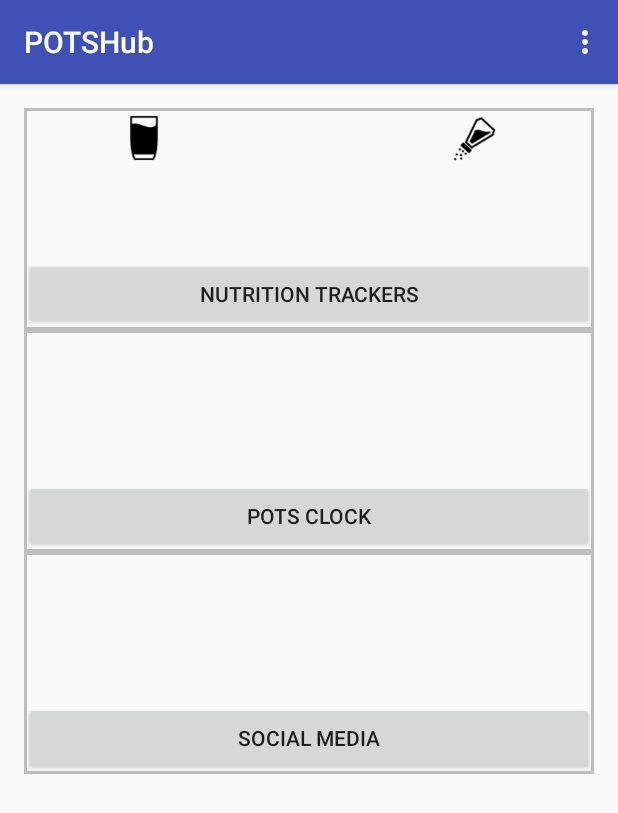
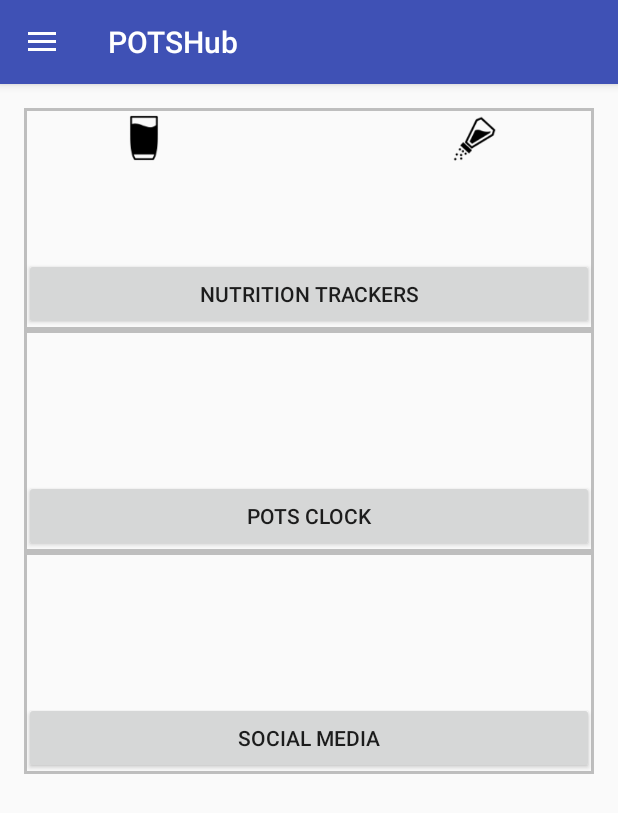
Before and after one commit to innovationNation/POTSHub-Android, an Android app: the screen it shows after launch (MainActivity before the commit, Main2Activity after it), on a phone screen of 412 x 824 dp. Shown: the top 813 px of the screen. Run offline under Robolectric (Android 15) with nearby library versions, the phone set to English and light mode, and no system bars.

Commit message:
Add navigation drawer placeholder

```diff
--- /dev/null
+++ b/app/src/main/java/com/innovationnation/potshub/Main2Activity.java
@@ -0,0 +1,92 @@
+package com.innovationnation.potshub;
+
+import android.os.Bundle;
+import android.support.design.widget.FloatingActionButton;
+import android.support.design.widget.Snackbar;
+import android.view.View;
+import android.support.design.widget.NavigationView;
+import android.support.v4.view.GravityCompat;
+import android.support.v4.widget.DrawerLayout;
+import android.support.v7.app.ActionBarDrawerToggle;
+import android.support.v7.app.AppCompatActivity;
+import android.support.v7.widget.Toolbar;
+import android.view.Menu;
+import android.view.MenuItem;
+
+public class Main2Activity extends AppCompatActivity
+        implements NavigationView.OnNavigationItemSelectedListener {
+
+    @Override
+    protected void onCreate(Bundle savedInstanceState) {
+        super.onCreate(savedInstanceState);
+        setContentView(R.layout.activity_main2);
+        Toolbar toolbar = (Toolbar) findViewById(R.id.toolbar);
+        setSupportActionBar(toolbar);
+
+        DrawerLayout drawer = (DrawerLayout) findViewById(R.id.drawer_layout);
+        ActionBarDrawerToggle toggle = new ActionBarDrawerToggle(
+                this, drawer, toolbar, R.string.navigation_drawer_open, R.string.navigation_drawer_close);
+        drawer.setDrawerListener(toggle);
+        toggle.syncState();
+
+        NavigationView navigationView = (NavigationView) findViewById(R.id.nav_view);
+        navigationView.setNavigationItemSelectedListener(this);
+    }
+
+    @Override
+    public void onBackPressed() {
+        DrawerLayout drawer = (DrawerLayout) findViewById(R.id.drawer_layout);
+        if (drawer.isDrawerOpen(GravityCompat.START)) {
+            drawer.closeDrawer(GravityCompat.START);
+        } else {
+            super.onBackPressed();
+        }
+    }
+
+    /*@Override
+    public boolean onCreateOptionsMenu(Menu menu) {
+        // Inflate the menu; this adds items to the action bar if it is present.
+        getMenuInflater().inflate(R.menu.main2, menu);
+        return true;
+    }*/
+
+    @Override
+    public boolean onOptionsItemSelected(MenuItem item) {
+        // Handle action bar item clicks here. The action bar will
+        // automatically handle clicks on the Home/Up button, so long
+        // as you specify a parent activity in AndroidManifest.xml.
+        int id = item.getItemId();
+
+        //noinspection SimplifiableIfStatement
+        if (id == R.id.action_settings) {
+            return true;
+        }
+
+        return super.onOptionsItemSelected(item);
+    }
+
+    @SuppressWarnings("StatementWithEmptyBody")
+    @Override
+    public boolean onNavigationItemSelected(MenuItem item) {
+        // Handle navigation view item clicks here.
+        int id = item.getItemId();
+
+        if (id == R.id.nav_camera) {
+            // Handle the camera action
+        } else if (id == R.id.nav_gallery) {
+
+        } else if (id == R.id.nav_slideshow) {
+
+        } else if (id == R.id.nav_manage) {
+
+        } else if (id == R.id.nav_share) {
+
+        } else if (id == R.id.nav_send) {
+
+        }
+
+        DrawerLayout drawer = (DrawerLayout) findViewById(R.id.drawer_layout);
+        drawer.closeDrawer(GravityCompat.START);
+        return true;
+    }
+}
--- /dev/null
+++ b/app/src/main/res/drawable-v21/ic_menu_camera.xml
@@ -0,0 +1,12 @@
+<vector xmlns:android="http://schemas.android.com/apk/res/android"
+    android:width="24dp"
+    android:height="24dp"
+    android:viewportHeight="24.0"
+    android:viewportWidth="24.0">
+    <path
+        android:fillColor="#FF000000"
+        android:pathData="M12,12m-3.2,0a3.2,3.2 0,1 1,6.4 0a3.2,3.2 0,1 1,-6.4 0" />
+    <path
+        android:fillColor="#FF000000"
+        android:pathData="M9,2L7.17,4H4c-1.1,0 -2,0.9 -2,2v12c0,1.1 0.9,2 2,2h16c1.1,0 2,-0.9 2,-2V6c0,-1.1 -0.9,-2 -2,-2h-3.17L15,2H9zm3,15c-2.76,0 -5,-2.24 -5,-5s2.24,-5 5,-5 5,2.24 5,5 -2.24,5 -5,5z" />
+</vector>
--- /dev/null
+++ b/app/src/main/res/drawable-v21/ic_menu_gallery.xml
@@ -0,0 +1,9 @@
+<vector xmlns:android="http://schemas.android.com/apk/res/android"
+    android:width="24dp"
+    android:height="24dp"
+    android:viewportHeight="24.0"
+    android:viewportWidth="24.0">
+    <path
+        android:fillColor="#FF000000"
+        android:pathData="M22,16V4c0,-1.1 -0.9,-2 -2,-2H8c-1.1,0 -2,0.9 -2,2v12c0,1.1 0.9,2 2,2h12c1.1,0 2,-0.9 2,-2zm-11,-4l2.03,2.71L16,11l4,5H8l3,-4zM2,6v14c0,1.1 0.9,2 2,2h14v-2H4V6H2z" />
+</vector>
--- /dev/null
+++ b/app/src/main/res/drawable-v21/ic_menu_manage.xml
@@ -0,0 +1,9 @@
+<vector xmlns:android="http://schemas.android.com/apk/res/android"
+    android:width="24dp"
+    android:height="24dp"
+    android:viewportHeight="24.0"
+    android:viewportWidth="24.0">
+    <path
+        android:fillColor="#FF000000"
+        android:pathData="M22.7,19l-9.1,-9.1c0.9,-2.3 0.4,-5 -1.5,-6.9 -2,-2 -5,-2.4 -7.4,-1.3L9,6 6,9 1.6,4.7C0.4,7.1 0.9,10.1 2.9,12.1c1.9,1.9 4.6,2.4 6.9,1.5l9.1,9.1c0.4,0.4 1,0.4 1.4,0l2.3,-2.3c0.5,-0.4 0.5,-1.1 0.1,-1.4z" />
+</vector>
--- /dev/null
+++ b/app/src/main/res/drawable-v21/ic_menu_send.xml
@@ -0,0 +1,9 @@
+<vector xmlns:android="http://schemas.android.com/apk/res/android"
+    android:width="24dp"
+    android:height="24dp"
+    android:viewportHeight="24.0"
+    android:viewportWidth="24.0">
+    <path
+        android:fillColor="#FF000000"
+        android:pathData="M2.01,21L23,12 2.01,3 2,10l15,2 -15,2z" />
+</vector>
--- /dev/null
+++ b/app/src/main/res/drawable-v21/ic_menu_share.xml
@@ -0,0 +1,9 @@
+<vector xmlns:android="http://schemas.android.com/apk/res/android"
+    android:width="24dp"
+    android:height="24dp"
+    android:viewportHeight="24.0"
+    android:viewportWidth="24.0">
+    <path
+        android:fillColor="#FF000000"
+        android:pathData="M18,16.08c-0.76,0 -1.44,0.3 -1.96,0.77L8.91,12.7c0.05,-0.23 0.09,-0.46 0.09,-0.7s-0.04,-0.47 -0.09,-0.7l7.05,-4.11c0.54,0.5 1.25,0.81 2.04,0.81 1.66,0 3,-1.34 3,-3s-1.34,-3 -3,-3 -3,1.34 -3,3c0,0.24 0.04,0.47 0.09,0.7L8.04,9.81C7.5,9.31 6.79,9 6,9c-1.66,0 -3,1.34 -3,3s1.34,3 3,3c0.79,0 1.5,-0.31 2.04,-0.81l7.12,4.16c-0.05,0.21 -0.08,0.43 -0.08,0.65 0,1.61 1.31,2.92 2.92,2.92 1.61,0 2.92,-1.31 2.92,-2.92s-1.31,-2.92 -2.92,-2.92z" />
+</vector>
--- /dev/null
+++ b/app/src/main/res/drawable-v21/ic_menu_slideshow.xml
@@ -0,0 +1,9 @@
+<vector xmlns:android="http://schemas.android.com/apk/res/android"
+    android:width="24dp"
+    android:height="24dp"
+    android:viewportHeight="24.0"
+    android:viewportWidth="24.0">
+    <path
+        android:fillColor="#FF000000"
+        android:pathData="M4,6H2v14c0,1.1 0.9,2 2,2h14v-2H4V6zm16,-4H8c-1.1,0 -2,0.9 -2,2v12c0,1.1 0.9,2 2,2h12c1.1,0 2,-0.9 2,-2V4c0,-1.1 -0.9,-2 -2,-2zm-8,12.5v-9l6,4.5 -6,4.5z" />
+</vector>
--- /dev/null
+++ b/app/src/main/res/layout/activity_main2.xml
@@ -0,0 +1,25 @@
+<?xml version="1.0" encoding="utf-8"?>
+<android.support.v4.widget.DrawerLayout xmlns:android="http://schemas.android.com/apk/res/android"
+    xmlns:app="http://schemas.android.com/apk/res-auto"
+    xmlns:tools="http://schemas.android.com/tools"
+    android:id="@+id/drawer_layout"
+    android:layout_width="match_parent"
+    android:layout_height="match_parent"
+    android:fitsSystemWindows="true"
+    tools:openDrawer="start">
+
+    <include
+        layout="@layout/app_bar_main2"
+        android:layout_width="match_parent"
+        android:layout_height="match_parent" />
+
+    <android.support.design.widget.NavigationView
+        android:id="@+id/nav_view"
+        android:layout_width="wrap_content"
+        android:layout_height="match_parent"
+        android:layout_gravity="start"
+        android:fitsSystemWindows="true"
+        app:headerLayout="@layout/nav_header_main2"
+        app:menu="@menu/activity_main2_drawer" />
+
+</android.support.v4.widget.DrawerLayout>
--- /dev/null
+++ b/app/src/main/res/layout/app_bar_main2.xml
@@ -0,0 +1,26 @@
+<?xml version="1.0" encoding="utf-8"?>
+<android.support.design.widget.CoordinatorLayout xmlns:android="http://schemas.android.com/apk/res/android"
+    xmlns:app="http://schemas.android.com/apk/res-auto"
+    xmlns:tools="http://schemas.android.com/tools"
+    android:layout_width="match_parent"
+    android:layout_height="match_parent"
+    android:fitsSystemWindows="true"
+    tools:context="com.innovationnation.potshub.Main2Activity">
+
+    <android.support.design.widget.AppBarLayout
+        android:layout_width="match_parent"
+        android:layout_height="wrap_content"
+        android:theme="@style/AppTheme.AppBarOverlay">
+
+        <android.support.v7.widget.Toolbar
+            android:id="@+id/toolbar"
+            android:layout_width="match_parent"
+            android:layout_height="?attr/actionBarSize"
+            android:background="?attr/colorPrimary"
+            app:popupTheme="@style/AppTheme.PopupOverlay" />
+
+    </android.support.design.widget.AppBarLayout>
+
+    <include layout="@layout/content_main2" />
+
+</android.support.design.widget.CoordinatorLayout>
--- /dev/null
+++ b/app/src/main/res/menu/activity_main2_drawer.xml
@@ -0,0 +1,36 @@
+<?xml version="1.0" encoding="utf-8"?>
+<menu xmlns:android="http://schemas.android.com/apk/res/android">
+
+    <group android:checkableBehavior="single">
+        <item
+            android:id="@+id/nav_camera"
+            android:icon="@drawable/ic_menu_camera"
+            android:title="Import" />
+        <item
+            android:id="@+id/nav_gallery"
+            android:icon="@drawable/ic_menu_gallery"
+            android:title="Gallery" />
+        <item
+            android:id="@+id/nav_slideshow"
+            android:icon="@drawable/ic_menu_slideshow"
+            android:title="Slideshow" />
+        <item
+            android:id="@+id/nav_manage"
+            android:icon="@drawable/ic_menu_manage"
+            android:title="Tools" />
+    </group>
+
+    <item android:title="Communicate">
+        <menu>
+            <item
+                android:id="@+id/nav_share"
+                android:icon="@drawable/ic_menu_share"
+                android:title="Share" />
+            <item
+                android:id="@+id/nav_send"
+                android:icon="@drawable/ic_menu_send"
+                android:title="Send" />
+        </menu>
+    </item>
+
+</menu>
--- /dev/null
+++ b/app/src/main/res/menu/main2.xml
@@ -0,0 +1,9 @@
+<?xml version="1.0" encoding="utf-8"?>
+<menu xmlns:android="http://schemas.android.com/apk/res/android"
+    xmlns:app="http://schemas.android.com/apk/res-auto">
+    <item
+        android:id="@+id/action_settings"
+        android:orderInCategory="100"
+        android:title="@string/action_settings"
+        app:showAsAction="never" />
+</menu>
--- a/app/src/main/res/values/dimens.xml
+++ b/app/src/main/res/values/dimens.xml
@@ -3,4 +3,7 @@
     <dimen name="activity_horizontal_margin">16dp</dimen>
     <dimen name="activity_vertical_margin">16dp</dimen>
     <dimen name="fab_margin">16dp</dimen>
+    <!-- Default screen margins, per the Android Design guidelines. -->
+    <dimen name="nav_header_vertical_spacing">16dp</dimen>
+    <dimen name="nav_header_height">160dp</dimen>
 </resources>
--- /dev/null
+++ b/app/src/main/res/values/drawables.xml
@@ -0,0 +1,8 @@
+<resources xmlns:android="http://schemas.android.com/apk/res/android">
+    <item name="ic_menu_camera" type="drawable">@android:drawable/ic_menu_camera</item>
+    <item name="ic_menu_gallery" type="drawable">@android:drawable/ic_menu_gallery</item>
+    <item name="ic_menu_slideshow" type="drawable">@android:drawable/ic_menu_slideshow</item>
+    <item name="ic_menu_manage" type="drawable">@android:drawable/ic_menu_manage</item>
+    <item name="ic_menu_share" type="drawable">@android:drawable/ic_menu_share</item>
+    <item name="ic_menu_send" type="drawable">@android:drawable/ic_menu_send</item>
+</resources>
--- a/app/src/main/res/values/strings.xml
+++ b/app/src/main/res/values/strings.xml
@@ -13,13 +13,6 @@
     <string name="default_greeting">Hello, Guest!</string>
     <string name="date_prefix">Happy </string>
     <string name="time_prefix">It\'s</string>
-
-
-
-
-
-
-
 
 
     <string name="pref_send_report">Send crash reports</string>
@@ -45,4 +38,6 @@
     <string name="permission_rationale">"Contacts permissions are needed for providing email
         completions."
     </string>
+    <string name="navigation_drawer_open">Open navigation drawer</string>
+    <string name="navigation_drawer_close">Close navigation drawer</string>
 </resources>
```
Also changed, not shown: app/src/main/AndroidManifest.xml (+8 -3 lines), app/src/main/res/drawable/side_nav_bar.xml (added, +9 -0 lines), app/src/main/res/layout/content_main2.xml (added, +15 -0 lines), app/src/main/res/layout/nav_header_main2.xml (added, +34 -0 lines).
